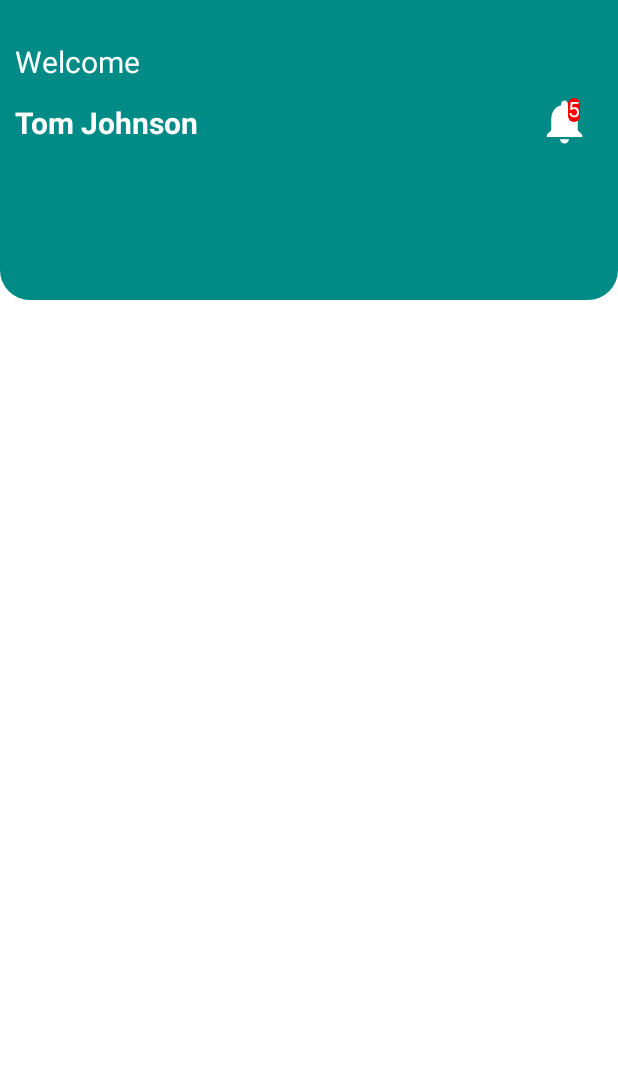
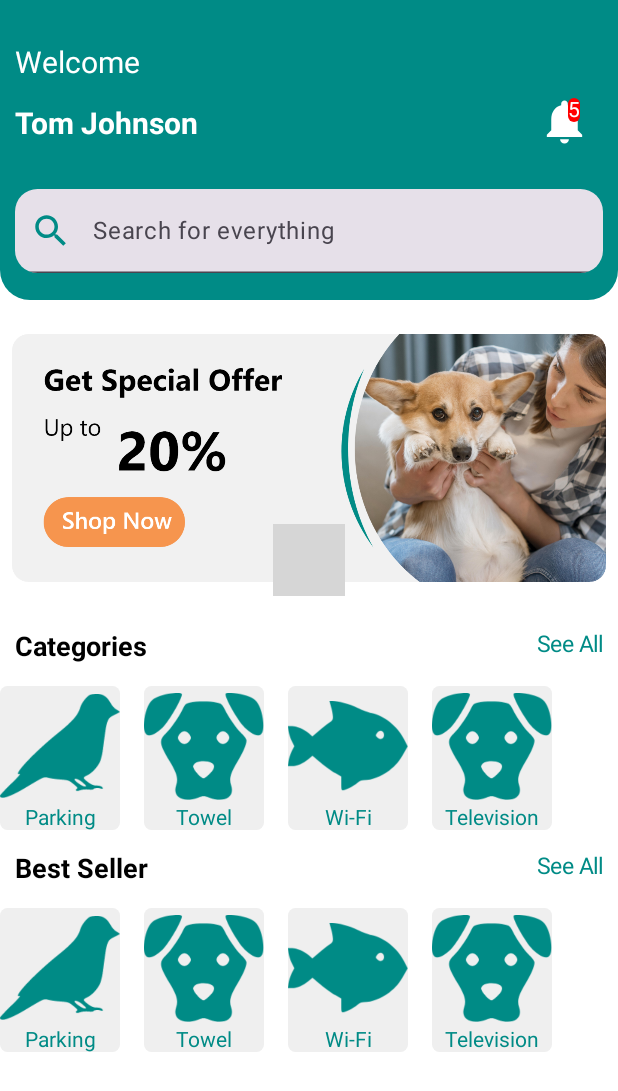
Before and after one commit to mkaomwakuni/DessertKart, an Android app built with Jetpack Compose: the @Preview function HomePreview, on a phone screen of 412 x 824 dp. Shown: the top 1091 px of the screen. Run offline under Robolectric (Android 15) with nearby library versions, the phone set to English and light mode, and no system bars; 1 statement that could not run was skipped; grey boxes are pictures that could not be loaded.

Commit message:
Resources Addons

```diff
--- a/app/src/main/java/dev/mkao/costkart/activity/Home.kt
+++ b/app/src/main/java/dev/mkao/costkart/activity/Home.kt
@@ -1,31 +1,56 @@
 package dev.mkao.costkart.activity
 
+import androidx.compose.foundation.ExperimentalFoundationApi
+import androidx.compose.foundation.Image
 import androidx.compose.foundation.background
+import androidx.compose.foundation.layout.Arrangement
 import androidx.compose.foundation.layout.Box
 import androidx.compose.foundation.layout.Column
 import androidx.compose.foundation.layout.Row
 import androidx.compose.foundation.layout.Spacer
+import androidx.compose.foundation.layout.fillMaxSize
 import androidx.compose.foundation.layout.fillMaxWidth
 import androidx.compose.foundation.layout.height
 import androidx.compose.foundation.layout.padding
 import androidx.compose.foundation.layout.size
+import androidx.compose.foundation.lazy.LazyRow
+import androidx.compose.foundation.lazy.items
+import androidx.compose.foundation.pager.HorizontalPager
+import androidx.compose.foundation.pager.rememberPagerState
 import androidx.compose.foundation.shape.CircleShape
 import androidx.compose.foundation.shape.RoundedCornerShape
+import androidx.compose.foundation.text.KeyboardActions
+import androidx.compose.foundation.text.KeyboardOptions
 import androidx.compose.material.icons.Icons
 import androidx.compose.material.icons.filled.Notifications
+import androidx.compose.material.icons.filled.Search
 import androidx.compose.material3.Icon
 import androidx.compose.material3.IconButton
+import androidx.compose.material3.SearchBar
 import androidx.compose.material3.Text
+import androidx.compose.material3.TextField
 import androidx.compose.runtime.Composable
+import androidx.compose.runtime.getValue
+import androidx.compose.runtime.mutableStateOf
+import androidx.compose.runtime.remember
+import androidx.compose.runtime.setValue
 import androidx.compose.ui.Alignment
 import androidx.compose.ui.Modifier
+import androidx.compose.ui.draw.clip
 import androidx.compose.ui.graphics.Color
+import androidx.compose.ui.res.colorResource
+import androidx.compose.ui.res.painterResource
 import androidx.compose.ui.res.stringResource
+import androidx.compose.ui.text.TextStyle
 import androidx.compose.ui.text.font.FontWeight
+import androidx.compose.ui.text.input.ImeAction
+import androidx.compose.ui.text.input.KeyboardType
+import androidx.compose.ui.text.input.TextFieldValue
 import androidx.compose.ui.tooling.preview.Preview
 import androidx.compose.ui.unit.dp
 import androidx.compose.ui.unit.sp
 import dev.mkao.costkart.R
+import dev.mkao.costkart.componets.PagerIndicator
 import dev.mkao.costkart.componets.SpacerHeight
 import dev.mkao.costkart.componets.sizeDp
 
@@ -33,7 +58,17 @@ import dev.mkao.costkart.componets.sizeDp
 @Composable
 fun Home (notifications: Int) {
     val size = sizeDp(10.dp)
-
+    val categoryItems = listOf(
+        R.drawable.cat_1,
+        R.drawable.cat_2,
+        R.drawable.cat_3,
+        R.drawable.cat_4,
+        R.drawable.cat_1
+    )
+    Column(
+        modifier = Modifier
+            .fillMaxSize()
+    ) {
         Column(
             modifier = Modifier
                 .fillMaxWidth()
@@ -63,7 +98,8 @@ fun Home (notifications: Int) {
                 SpacerHeight(2.dp)
                 Row(
                     modifier = Modifier
-                    .fillMaxWidth())
+                        .fillMaxWidth()
+                )
                 {
                     Text(
                         modifier = Modifier.padding(top = 15.dp),
@@ -104,18 +140,284 @@ fun Home (notifications: Int) {
                         }
                     }
                 }
+                SpacerHeight(20.dp)
+                SearchBar()
+            }
+        }
+
+        SpacerHeight(5.dp)
+        Adverts()
+        SpacerHeight(5.dp)
+        Row(
+            modifier = Modifier
+                .fillMaxWidth()
+                .padding(10.dp)
+        ) {
+            Text(
+                fontWeight = FontWeight.Bold,
+                fontSize = 18.sp,
+                text = stringResource(id = R.string.CategoriesHeadline))
+            Spacer(modifier = Modifier.weight(1f))
+            Text(
+                fontSize = 15.sp,
+                text = stringResource(id = R.string.CategoriesTag),
+                color = colorResource(R.color.teal)
+            )
+        }
+        SpacerHeight(5.dp)
+        CategoriesPreview()
+        SpacerHeight(5.dp)
+        Row(
+            modifier = Modifier
+                .fillMaxWidth()
+                .padding(10.dp)
+        ) {
+            Text(
+                fontWeight = FontWeight.Bold,
+                fontSize = 18.sp,
+                text = stringResource(id = R.string.SellerHeadline))
+            Spacer(modifier = Modifier.weight(1f))
+            Text(
+                fontSize = 15.sp,
+                text = stringResource(id = R.string.CategoriesTag),
+                color = colorResource(R.color.teal)
+            )
+        }
+        SpacerHeight(5.dp)
+        CategoriesPreview()
+    }
+}
+
+@Composable
+fun CategoriesPreview() {
+    val categoryItems = listOf(
+        R.drawable.cat_1,
+        R.drawable.cat_2,
+        R.drawable.cat_3,
+        R.drawable.cat_4,
+        R.drawable.cat_1
+    )
+
+    LazyRow(
+        modifier = Modifier.fillMaxWidth(),
+        horizontalArrangement = Arrangement.spacedBy(16.dp)
+    ) {
+        item {
+            Column(
+                modifier = Modifier
+                    .clip(RoundedCornerShape(5.dp))
+                    .background(colorResource(id = R.color.LightGrey)),
+                horizontalAlignment = Alignment.CenterHorizontally
+            ) {
+                Icon(
+                    modifier = Modifier.size(80.dp),
+                    tint = colorResource(id = R.color.teal),
+                    painter = painterResource(id = R.drawable.cat_4), contentDescription = null)
+                Text("Parking", color = colorResource(id = R.color.teal))
+            }
+        }
+        item {
+            Column(
+                modifier = Modifier
+                    .clip(RoundedCornerShape(5.dp))
+                    .background(colorResource(id = R.color.LightGrey)),
+                horizontalAlignment = Alignment.CenterHorizontally
+            ) {
+                Icon(
+                    modifier = Modifier.size(80.dp),
+                    tint = colorResource(id = R.color.teal),
+                    painter = painterResource(id = R.drawable.cat_2), contentDescription = null)
+                Text("Towel", color = colorResource(id = R.color.teal))
+            }
+        }
+        item {
+            Column(
+                modifier = Modifier
+                    .clip(RoundedCornerShape(5.dp))
+                    .background(colorResource(id = R.color.LightGrey)),
+                horizontalAlignment = Alignment.CenterHorizontally
+            ) {
+                Icon(
+                    modifier = Modifier.size(80.dp),
+                    tint = colorResource(id = R.color.teal),
+                    painter = painterResource(id = R.drawable.cat_3), contentDescription = null)
+                Text("Wi-Fi", color = colorResource(id = R.color.teal))
+            }
+        }
+        item {
+            Column(
+                modifier = Modifier
+                    .clip(RoundedCornerShape(5.dp))
+                    .background(colorResource(id = R.color.LightGrey)),
+                horizontalAlignment = Alignment.CenterHorizontally
+            ) {
+                Icon(
+                    modifier = Modifier.size(80.dp),
+                    tint = colorResource(id = R.color.teal),
+                    painter = painterResource(id = R.drawable.cat_2), contentDescription = null)
+                Text("Television", color = colorResource(id = R.color.teal))
+            }
+
+        }
+
+    }
+}
+
+@Composable
+fun CategoriesBox() {
+    val categoryItems = listOf(
+        R.drawable.cat_1,
+        R.drawable.cat_2,
+        R.drawable.cat_3,
+        R.drawable.cat_4,
+        R.drawable.cat_1
+    )
+
+    LazyRow(
+        modifier = Modifier.fillMaxWidth(),
+        horizontalArrangement = Arrangement.spacedBy(16.dp)
+    ) {
+
+        item {
+            Column(
+                modifier = Modifier
+                    .clip(RoundedCornerShape(5.dp))
+                    .background(colorResource(id = R.color.LightGrey)),
+                horizontalAlignment = Alignment.CenterHorizontally
+            ) {
+                Icon(
+                    modifier = Modifier.size(80.dp),
+                    tint = colorResource(id = R.color.teal),
+                    painter = painterResource(id = R.drawable.cat_2), contentDescription = null)
+                Text("Towel", color = colorResource(id = R.color.teal))
+            }
+        }
+        item {
+            Column(
+                modifier = Modifier
+                    .clip(RoundedCornerShape(5.dp))
+                    .background(colorResource(id = R.color.LightGrey)),
+                horizontalAlignment = Alignment.CenterHorizontally
+            ) {
+                Icon(
+                    modifier = Modifier.size(80.dp),
+                    tint = colorResource(id = R.color.teal),
+                    painter = painterResource(id = R.drawable.cat_3), contentDescription = null)
+                Text("Wi-Fi", color = colorResource(id = R.color.teal))
+            }
+        }
+        item {
+            Column(
+                modifier = Modifier
+                    .clip(RoundedCornerShape(5.dp))
+                    .background(colorResource(id = R.color.LightGrey)),
+                horizontalAlignment = Alignment.CenterHorizontally
+            ) {
+                Icon(
+                    modifier = Modifier.size(80.dp),
+                    tint = colorResource(id = R.color.teal),
+                    painter = painterResource(id = R.drawable.cat_2), contentDescription = null)
+                Text("Television", color = colorResource(id = R.color.teal))
+            }
+
+        }
+
+    }
+}
+@Preview
+@Composable
+fun Preview3() {
+    CategoriesPreview()
+}
+
+
+@OptIn(ExperimentalFoundationApi::class)
+@Composable
+fun Adverts() {
+    val items = listOf(
+        R.drawable.banner1,
+        R.drawable.banner1,
+        R.drawable.banner1
+    )
+
+    val pagerState = rememberPagerState(pageCount = { items.size })
+
+    Column(
+        modifier = Modifier
+            .fillMaxWidth()
+            .height(200.dp)
+    ) {
+        Box(
+            modifier = Modifier
+                .fillMaxSize()
+                .padding(8.dp)
+        ) {
+            HorizontalPager(
+                state = pagerState,
+                modifier = Modifier.fillMaxSize(),
+            ) {
+                Image(
+                    painter = painterResource(id = R.drawable.banner1),
+                    contentDescription = null,
+                    modifier = Modifier
+                        .fillMaxSize()
+                        .clip(shape = RoundedCornerShape(8.dp))
+                )
+            }
+            PagerIndicator(
+                pagerState = pagerState,
+                modifier = Modifier.align(Alignment.BottomCenter)
+            )
         }
     }
 }
+@Preview
 @Composable
-fun SearchBar(
-    modifier: Modifier = Modifier,
-    onSearch:(String) -> Unit,
-){
-
+fun PreviewSearch() {
+    Adverts()
 }
 
-@Preview(showBackground = true)
+
+@Composable
+fun SearchBar() {
+    var text by remember { mutableStateOf(TextFieldValue()) }
+
+    TextField(
+        value = text,
+        onValueChange = { text = it },
+        placeholder = { Text(text = "Search for everything") },
+        modifier = Modifier
+            .fillMaxWidth()
+            .clip(shape = RoundedCornerShape(15.dp)),
+        leadingIcon = {
+            Icon(
+                Icons.Default.Search,
+                contentDescription = "Search Icon",
+                tint = colorResource(R.color.teal),
+                modifier = Modifier.size(28.dp)
+            )
+        },
+        keyboardOptions = KeyboardOptions.Default.copy(
+            keyboardType = KeyboardType.Text,
+            imeAction = ImeAction.Search
+        ),
+        keyboardActions = KeyboardActions(
+            onSearch = {
+                // Handle search action
+            }
+        ),
+        textStyle = TextStyle(fontSize = 16.sp)
+    )
+}
+
+
+@Preview
+@Composable
+fun PreviewSearchBar() {
+        SearchBar()
+}
+
+@Preview(showBackground = true, showSystemUi = true)
 @Composable
 fun HomePreview(){
     Home(5)
--- a/app/src/main/res/values/strings.xml
+++ b/app/src/main/res/values/strings.xml
@@ -15,11 +15,11 @@
     <string name="Bold_Desc_Home">Tom Johnson</string>
     <string name="bellIcon">Notifications</string>
     <string name="Adverts">Advertisements</string>
-    <string name="CategoriesHeadline">Categories</string>
-    <string name="CategoriesTag">Show All</string>
+    <string name="SellerHeadline">Best Seller</string>
+    <string name="CategoriesTag">See All</string>
     <string name="SplashFooter">Already have an account?</string>
     <string name="SplashAddon">Sign In</string>
-
+    <string name="CategoriesHeadline">Categories</string>
 
 
 </resources>
```
Lines whose indentation alone changed are shown as unchanged.
